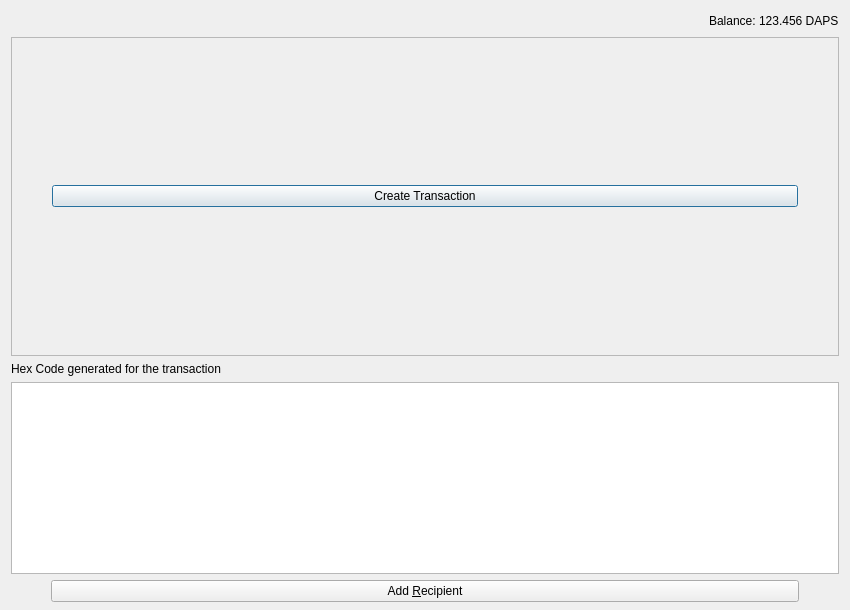
Old version of the form src/qt/forms/sendcoinsdialog.ui in the repository pedrorv0106/DAPS.
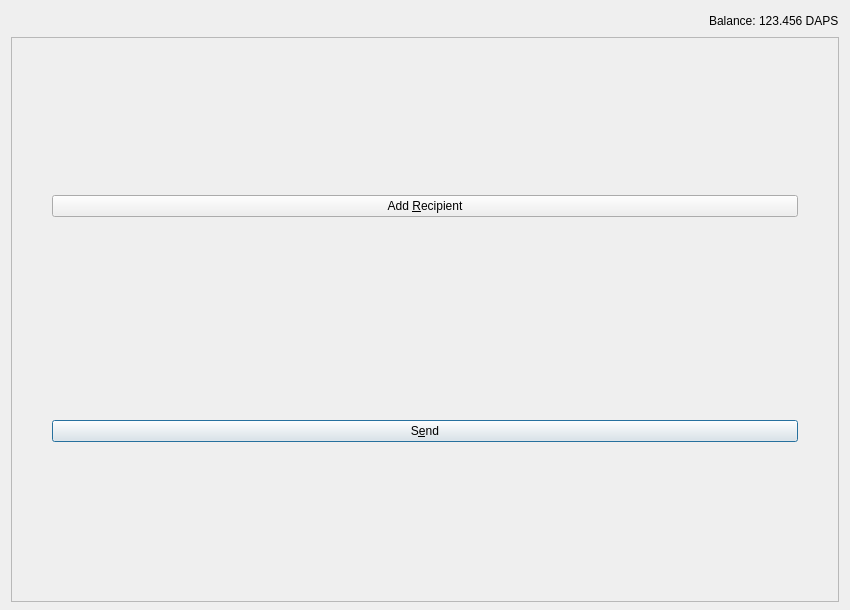
New version of the form. Icons and pictures are not drawn.

Patch:
```diff
--- a/src/qt/forms/sendcoinsdialog.ui
+++ b/src/qt/forms/sendcoinsdialog.ui
@@ -10,19 +10,13 @@
     <height>610</height>
    </rect>
   </property>
-  <property name="sizePolicy">
-   <sizepolicy hsizetype="Maximum" vsizetype="Preferred">
-    <horstretch>0</horstretch>
-    <verstretch>0</verstretch>
-   </sizepolicy>
-  </property>
   <property name="windowTitle">
    <string>Send Coins</string>
   </property>
   <property name="sizeGripEnabled">
    <bool>false</bool>
   </property>
-  <layout class="QVBoxLayout" name="verticalLayout" stretch="0,1,0,0,0">
+  <layout class="QVBoxLayout" name="verticalLayout" stretch="0,1">
    <property name="bottomMargin">
     <number>8</number>
    </property>
@@ -92,11 +86,11 @@
        <rect>
         <x>0</x>
         <y>0</y>
-        <width>824</width>
-        <height>286</height>
+        <width>830</width>
+        <height>561</height>
        </rect>
       </property>
-      <layout class="QVBoxLayout" name="verticalLayout_2" stretch="0,0">
+      <layout class="QVBoxLayout" name="verticalLayout_2" stretch="0,0,0,0">
        <property name="leftMargin">
         <number>0</number>
        </property>
@@ -116,6 +110,75 @@
          </property>
         </layout>
        </item>
+       <item>
+        <layout class="QHBoxLayout" name="horizontalLayout_3">
+         <item>
+          <spacer name="horizontalSpacer_2">
+           <property name="orientation">
+            <enum>Qt::Horizontal</enum>
+           </property>
+           <property name="sizeType">
+            <enum>QSizePolicy::Fixed</enum>
+           </property>
+           <property name="sizeHint" stdset="0">
+            <size>
+             <width>40</width>
+             <height>20</height>
+            </size>
+           </property>
+          </spacer>
+         </item>
+         <item>
+          <widget class="QPushButton" name="addButton">
+           <property name="toolTip">
+            <string>Send to multiple recipients at once</string>
+           </property>
+           <property name="text">
+            <string>Add &amp;Recipient</string>
+           </property>
+           <property name="icon">
+            <iconset resource="../dapscoin.qrc">
+             <normaloff>:/icons/add</normaloff>:/icons/add</iconset>
+           </property>
+           <property name="autoDefault">
+            <bool>false</bool>
+           </property>
+          </widget>
+         </item>
+         <item>
+          <spacer name="horizontalSpacer_3">
+           <property name="orientation">
+            <enum>Qt::Horizontal</enum>
+           </property>
+           <property name="sizeType">
+            <enum>QSizePolicy::Fixed</enum>
+           </property>
+           <property name="sizeHint" stdset="0">
+            <size>
+             <width>40</width>
+             <height>20</height>
+            </size>
+           </property>
+          </spacer>
+         </item>
+        </layout>
+       </item>
+       <item>
+        <spacer name="verticalSpacer_2">
+         <property name="orientation">
+          <enum>Qt::Vertical</enum>
+         </property>
+         <property name="sizeType">
+          <enum>QSizePolicy::Fixed</enum>
+         </property>
+         <property name="sizeHint" stdset="0">
+          <size>
+           <width>20</width>
+           <height>40</height>
+          </size>
+         </property>
+        </spacer>
+       </item>
        <item>
         <layout class="QVBoxLayout" name="verticalLayout_4">
          <item>
@@ -138,15 +201,6 @@
            </item>
            <item>
             <widget class="QPushButton" name="sendButton">
-             <property name="enabled">
-              <bool>true</bool>
-             </property>
-             <property name="sizePolicy">
-              <sizepolicy hsizetype="Preferred" vsizetype="Fixed">
-               <horstretch>0</horstretch>
-               <verstretch>0</verstretch>
-              </sizepolicy>
-             </property>
              <property name="minimumSize">
               <size>
                <width>150</width>
@@ -157,7 +211,7 @@
               <string>Confirm the send action</string>
              </property>
              <property name="text">
-              <string>Create Transaction</string>
+              <string>S&amp;end</string>
              </property>
              <property name="autoDefault">
               <bool>false</bool>
@@ -191,69 +245,6 @@
      </widget>
     </widget>
    </item>
-   <item>
-    <widget class="QLabel" name="label_2">
-     <property name="text">
-      <string>Hex Code generated for the transaction</string>
-     </property>
-    </widget>
-   </item>
-   <item>
-    <widget class="QTextEdit" name="hexCode"/>
-   </item>
-   <item>
-    <layout class="QHBoxLayout" name="horizontalLayout_3">
-     <item>
-      <spacer name="horizontalSpacer_2">
-       <property name="orientation">
-        <enum>Qt::Horizontal</enum>
-       </property>
-       <property name="sizeType">
-        <enum>QSizePolicy::Fixed</enum>
-       </property>
-       <property name="sizeHint" stdset="0">
-        <size>
-         <width>40</width>
-         <height>20</height>
-        </size>
-       </property>
-      </spacer>
-     </item>
-     <item>
-      <widget class="QPushButton" name="addButton">
-       <property name="toolTip">
-        <string>Send to multiple recipients at once</string>
-       </property>
-       <property name="text">
-        <string>Add &amp;Recipient</string>
-       </property>
-       <property name="icon">
-        <iconset resource="../dapscoin.qrc">
-         <normaloff>:/icons/add</normaloff>:/icons/add</iconset>
-       </property>
-       <property name="autoDefault">
-        <bool>false</bool>
-       </property>
-      </widget>
-     </item>
-     <item>
-      <spacer name="horizontalSpacer_3">
-       <property name="orientation">
-        <enum>Qt::Horizontal</enum>
-       </property>
-       <property name="sizeType">
-        <enum>QSizePolicy::Fixed</enum>
-       </property>
-       <property name="sizeHint" stdset="0">
-        <size>
-         <width>40</width>
-         <height>20</height>
-        </size>
-       </property>
-      </spacer>
-     </item>
-    </layout>
-   </item>
   </layout>
  </widget>
  <resources>
```
